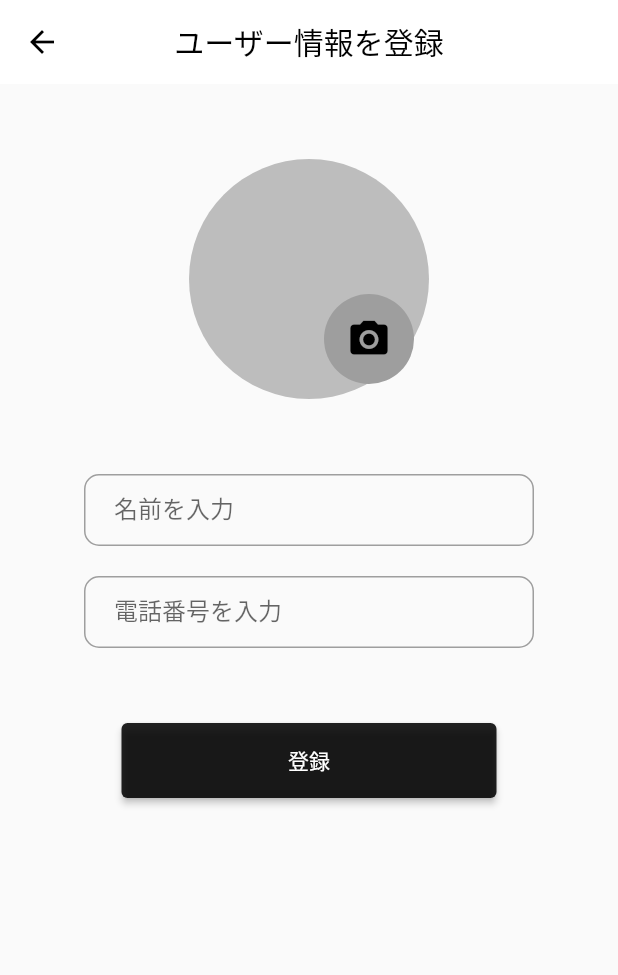
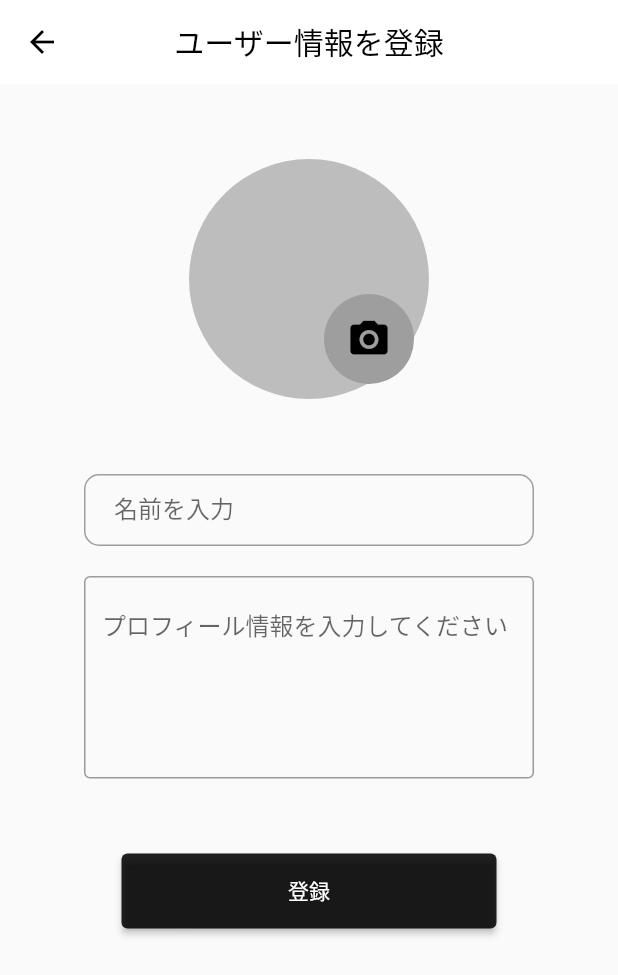
Before and after one commit to sakurakotubaki/SugaryMap, a Flutter app: the CreateUser screen opened directly, on a phone screen of 412 x 824 dp. Shown: the top 975 px of the screen. Run offline on Flutter 3.47's test engine with Material 2 defaults, Android fonts, the phone set to English and light mode, and no system bars; our stand-ins replace cloud_firestore, device_preview, firebase_auth, firebase_core, flutter_riverpod, font_awesome_flutter and 1 more; missing offline and left inert: flutter_carousel_slider; accounts and stored records are empty.

Commit message:
change ルーティングを変更中

```diff
--- a/lib/service/router/router.dart
+++ b/lib/service/router/router.dart
@@ -5,6 +5,8 @@ import 'package:sugary_map/service/export/router_export.dart';
 import 'package:sugary_map/service/export/user_nabbar_export.dart';
 import 'package:sugary_map/service/export/router_export.dart';
 import 'package:sugary_map/service/router/auth_provider.dart';
+import 'package:sugary_map/ui/page/user/user_nav/map_page/home_page.dart';
+import 'package:sugary_map/ui/page/user/user_nav/notification_page/notification_page.dart';
 
 final GlobalKey<NavigatorState> _rootNavigatorKey =
     GlobalKey<NavigatorState>(debugLabel: 'root');
--- a/lib/ui/page/user/profile/create_user.dart
+++ b/lib/ui/page/user/profile/create_user.dart
@@ -7,7 +7,7 @@ import 'package:sugary_map/ui/page/user/profile/data_service/user_data_service.d
 import 'package:sugary_map/ui/page/user/profile/component/custom_form_field.dart';
 import 'package:sugary_map/ui/page/user/profile/component/custom_input_number.dart';
 import 'package:sugary_map/ui/page/user/profile/component/user_profile_provider.dart';
-import 'package:sugary_map/ui/page/user/user_nav/map_page/map_page.dart';
+import 'package:sugary_map/ui/page/user/user_nav/map_page/home_page.dart';
 
 class CreateUser extends ConsumerWidget {
   const CreateUser({super.key});
@@ -76,24 +76,15 @@ class CreateUser extends ConsumerWidget {
                 ),
               ),
               const SizedBox(height: 20),
-              SizedBox(
-                width: 300,
-                child: TextFormField(
-                  controller: phoneController,
-                  keyboardType: TextInputType.number,
-                  validator: (value) {
-                    if (value!.isEmpty) {
-                      return '電話番号を入力してください';
-                    }
-                  },
-                  decoration: InputDecoration(
-                      contentPadding: const EdgeInsets.only(left: 20),
-                      enabledBorder: OutlineInputBorder(
-                          borderRadius: BorderRadius.circular(10),
-                          borderSide: const BorderSide(color: Colors.grey)),
-                      labelText: "電話番号を入力"),
-                ),
+              Container(
+              width: 300,
+              child: TextFormField(
+                maxLines: 5,
+                keyboardType: TextInputType.multiline,
+                decoration: const InputDecoration(
+                    hintText: "プロフィール情報を入力してください", border: OutlineInputBorder()),
               ),
+            ),
               const SizedBox(height: 20),
               Container(),
               const SizedBox(height: 30),
@@ -107,7 +98,6 @@ class CreateUser extends ConsumerWidget {
                       if (userGlobalKey.currentState!.validate()) {
                         newUser.newUserProfile(
                             nameController.text, phoneController.text);
-                        context.goNamed(MapPage.routeName);
                       }
                     },
                     child: Text(
```
Also changed, not shown: lib/ui/page/user/user_nav/map_page/home_page.dart (added, +40 -0 lines).
